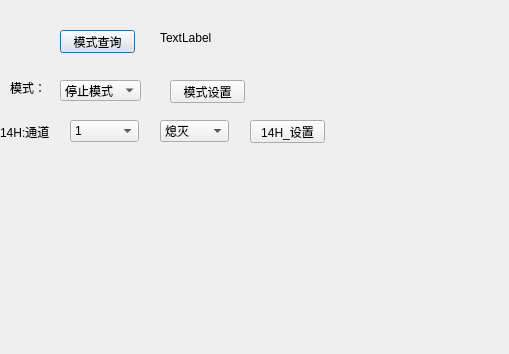
First picture: the form in terminal/TableView/csenddialog.ui, repository shanlizi/QT_GF_Software, before the edit.
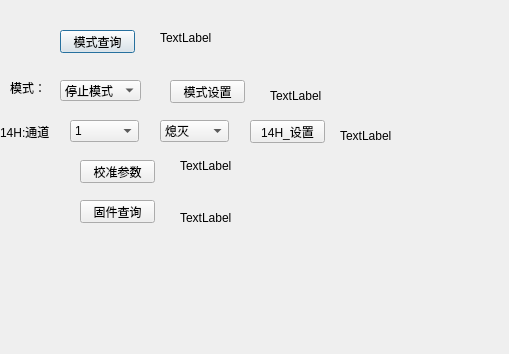
Second picture: the form after the edit.

The edit to the form file:
```diff
--- a/terminal/TableView/csenddialog.ui
+++ b/terminal/TableView/csenddialog.ui
@@ -231,6 +231,84 @@
     <string>14H_设置</string>
    </property>
   </widget>
+  <widget class="QLabel" name="label_32H_12H">
+   <property name="geometry">
+    <rect>
+     <x>270</x>
+     <y>90</y>
+     <width>54</width>
+     <height>12</height>
+    </rect>
+   </property>
+   <property name="text">
+    <string>TextLabel</string>
+   </property>
+  </widget>
+  <widget class="QLabel" name="label_32H_14H">
+   <property name="geometry">
+    <rect>
+     <x>340</x>
+     <y>130</y>
+     <width>54</width>
+     <height>12</height>
+    </rect>
+   </property>
+   <property name="text">
+    <string>TextLabel</string>
+   </property>
+  </widget>
+  <widget class="QPushButton" name="pushButton_adjust_15H">
+   <property name="geometry">
+    <rect>
+     <x>80</x>
+     <y>160</y>
+     <width>75</width>
+     <height>23</height>
+    </rect>
+   </property>
+   <property name="text">
+    <string>校准参数</string>
+   </property>
+  </widget>
+  <widget class="QLabel" name="label_32H_15H">
+   <property name="geometry">
+    <rect>
+     <x>180</x>
+     <y>160</y>
+     <width>54</width>
+     <height>12</height>
+    </rect>
+   </property>
+   <property name="text">
+    <string>TextLabel</string>
+   </property>
+  </widget>
+  <widget class="QPushButton" name="pushButton_version">
+   <property name="geometry">
+    <rect>
+     <x>80</x>
+     <y>200</y>
+     <width>75</width>
+     <height>23</height>
+    </rect>
+   </property>
+   <property name="text">
+    <string>固件查询</string>
+   </property>
+  </widget>
+  <widget class="QLabel" name="label_version">
+   <property name="geometry">
+    <rect>
+     <x>180</x>
+     <y>210</y>
+     <width>231</width>
+     <height>16</height>
+    </rect>
+   </property>
+   <property name="text">
+    <string>TextLabel</string>
+   </property>
+  </widget>
  </widget>
  <resources/>
  <connections/>
```
